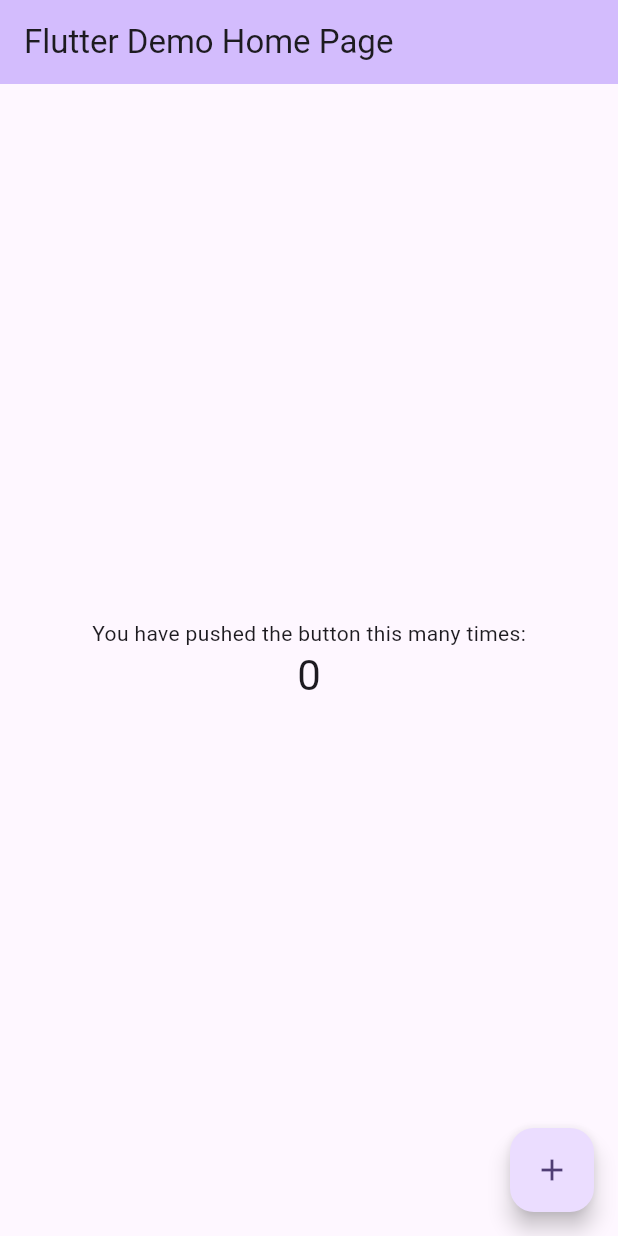
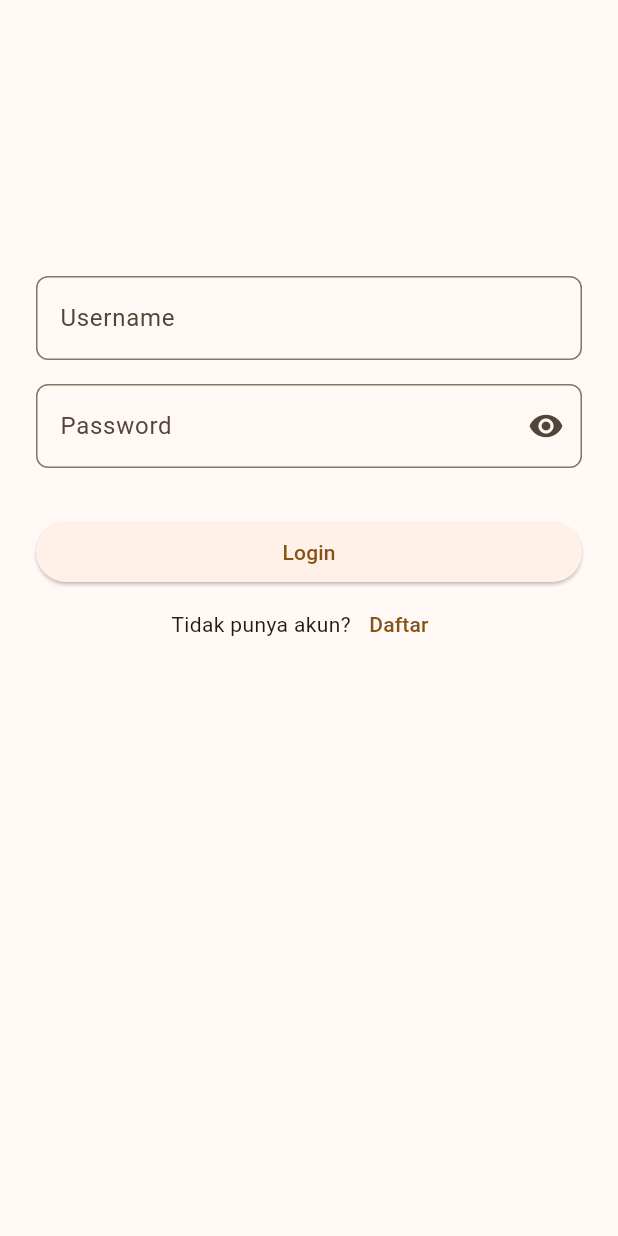
Before and after one commit to Siradrawanp/infodev_app, a Flutter app: the screen it shows after launch, on a phone screen of 412 x 824 dp. Run offline on Flutter 3.47's test engine with Material 2 defaults, Android fonts, the phone set to English and light mode, and no system bars; our stand-ins replace hive_flutter; accounts and stored records are empty.

Commit message:
add login UI & methods

```diff
--- a/lib/main.dart
+++ b/lib/main.dart
@@ -1,125 +1,38 @@
 import 'package:flutter/material.dart';
+import 'package:hive_flutter/hive_flutter.dart';
+import 'package:infodev_app/presentation/pages/home_page.dart';
+import 'package:infodev_app/presentation/pages/signup_page.dart';
 
-void main() {
+import 'presentation/pages/login_page.dart';
+
+void main() async {
+  await _initHive();
   runApp(const MyApp());
+}
+
+Future<void> _initHive() async {
+  await Hive.initFlutter();
+  await Hive.openBox("login");
+  await Hive.openBox("accounts");
 }
 
 class MyApp extends StatelessWidget {
   const MyApp({super.key});
 
-  // This widget is the root of your application.
   @override
   Widget build(BuildContext context) {
     return MaterialApp(
-      title: 'Flutter Demo',
       theme: ThemeData(
-        // This is the theme of your application.
-        //
-        // TRY THIS: Try running your application with "flutter run". You'll see
-        // the application has a blue toolbar. Then, without quitting the app,
-        // try changing the seedColor in the colorScheme below to Colors.green
-        // and then invoke "hot reload" (save your changes or press the "hot
-        // reload" button in a Flutter-supported IDE, or press "r" if you used
-        // the command line to start the app).
-        //
-        // Notice that the counter didn't reset back to zero; the application
-        // state is not lost during the reload. To reset the state, use hot
-        // restart instead.
-        //
-        // This works for code too, not just values: Most code changes can be
-        // tested with just a hot reload.
-        colorScheme: ColorScheme.fromSeed(seedColor: Colors.deepPurple),
+        colorScheme: ColorScheme.fromSeed(seedColor: Colors.orange),
         useMaterial3: true,
       ),
-      home: const MyHomePage(title: 'Flutter Demo Home Page'),
+      debugShowCheckedModeBanner: false,
+      initialRoute: '/loginPage',
+      routes: {
+        '/loginPage':(context) => LoginPage(),
+        '/homePage':(context) => HomePage(),
+        '/signupPage':(context) => SignupPage(),
+      },
     );
   }
 }
-
-class MyHomePage extends StatefulWidget {
-  const MyHomePage({super.key, required this.title});
-
-  // This widget is the home page of your application. It is stateful, meaning
-  // that it has a State object (defined below) that contains fields that affect
-  // how it looks.
-
-  // This class is the configuration for the state. It holds the values (in this
-  // case the title) provided by the parent (in this case the App widget) and
-  // used by the build method of the State. Fields in a Widget subclass are
-  // always marked "final".
-
-  final String title;
-
-  @override
-  State<MyHomePage> createState() => _MyHomePageState();
-}
-
-class _MyHomePageState extends State<MyHomePage> {
-  int _counter = 0;
-
-  void _incrementCounter() {
-    setState(() {
-      // This call to setState tells the Flutter framework that something has
-      // changed in this State, which causes it to rerun the build method below
-      // so that the display can reflect the updated values. If we changed
-      // _counter without calling setState(), then the build method would not be
-      // called again, and so nothing would appear to happen.
-      _counter++;
-    });
-  }
-
-  @override
-  Widget build(BuildContext context) {
-    // This method is rerun every time setState is called, for instance as done
-    // by the _incrementCounter method above.
-    //
-    // The Flutter framework has been optimized to make rerunning build methods
-    // fast, so that you can just rebuild anything that needs updating rather
-    // than having to individually change instances of widgets.
-    return Scaffold(
-      appBar: AppBar(
-        // TRY THIS: Try changing the color here to a specific color (to
-        // Colors.amber, perhaps?) and trigger a hot reload to see the AppBar
-        // change color while the other colors stay the same.
-        backgroundColor: Theme.of(context).colorScheme.inversePrimary,
-        // Here we take the value from the MyHomePage object that was created by
-        // the App.build method, and use it to set our appbar title.
-        title: Text(widget.title),
-      ),
-      body: Center(
-        // Center is a layout widget. It takes a single child and positions it
-        // in the middle of the parent.
-        child: Column(
-          // Column is also a layout widget. It takes a list of children and
-          // arranges them vertically. By default, it sizes itself to fit its
-          // children horizontally, and tries to be as tall as its parent.
-          //
-          // Column has various properties to control how it sizes itself and
-          // how it positions its children. Here we use mainAxisAlignment to
-          // center the children vertically; the main axis here is the vertical
-          // axis because Columns are vertical (the cross axis would be
-          // horizontal).
-          //
-          // TRY THIS: Invoke "debug painting" (choose the "Toggle Debug Paint"
-          // action in the IDE, or press "p" in the console), to see the
-          // wireframe for each widget.
-          mainAxisAlignment: MainAxisAlignment.center,
-          children: <Widget>[
-            const Text(
-              'You have pushed the button this many times:',
-            ),
-            Text(
-              '$_counter',
-              style: Theme.of(context).textTheme.headlineMedium,
-            ),
-          ],
-        ),
-      ),
-      floatingActionButton: FloatingActionButton(
-        onPressed: _incrementCounter,
-        tooltip: 'Increment',
-        child: const Icon(Icons.add),
-      ), // This trailing comma makes auto-formatting nicer for build methods.
-    );
-  }
-}
--- /dev/null
+++ b/lib/presentation/pages/login_page.dart
@@ -0,0 +1,127 @@
+import 'package:flutter/material.dart';
+import 'package:hive_flutter/hive_flutter.dart';
+import 'package:infodev_app/presentation/pages/home_page.dart';
+
+class LoginPage extends StatefulWidget {
+  const LoginPage({super.key});
+
+  @override
+  State<LoginPage> createState() => _LoginPageState();
+}
+
+class _LoginPageState extends State<LoginPage> {
+  final GlobalKey<FormState> _formKey = GlobalKey();
+
+  final TextEditingController _usernameController = TextEditingController();
+  final TextEditingController _passwordController = TextEditingController();
+
+  bool _obscurePass = true;
+  final Box _boxLogin = Hive.box("login");
+  final Box _boxAccounts = Hive.box("accounts");
+
+  @override
+  Widget build(BuildContext context) {
+
+    if (_boxLogin.get("loginStatus") ?? false) {
+      return HomePage();
+    }
+
+    return Scaffold(
+      backgroundColor: Theme.of(context).colorScheme.background,
+      body: Form(
+        key: _formKey,
+        child: SingleChildScrollView(
+          padding: const EdgeInsets.all(24.0),
+          child: Column(
+            children: <Widget>[
+              const SizedBox(height: 160,),
+              TextFormField(
+                controller: _usernameController,
+                decoration: const InputDecoration(
+                  labelText: 'Username',
+                  border: OutlineInputBorder(
+                    borderRadius: BorderRadius.all(Radius.circular(8.0))
+                  ),
+                ),
+                validator: (String? value) {
+                  if (value == null || value.isEmpty) {
+                    return 'Tidak boleh kosong';
+                  } else if (!_boxAccounts.containsKey(value)) {
+                    return 'Pengguna belum terdaftar';
+                  }
+
+                  return null;
+                },
+              ),
+              const SizedBox(height: 16,),
+              TextFormField(
+                controller: _passwordController,
+                obscureText: _obscurePass,
+                decoration: InputDecoration(
+                  labelText: 'Password',
+                  border: const OutlineInputBorder(
+                    borderRadius: BorderRadius.all(Radius.circular(8.0))
+                  ),
+                  suffixIcon: IconButton(
+                    onPressed: () {
+                      setState(() {
+                        _obscurePass = !_obscurePass;
+                      });
+                    },
+                    icon: Icon(Icons.visibility)
+                  ),
+                ),
+                validator: (String? value) {
+                  if (value == null || value.isEmpty) {
+                    return 'Tidak boleh kosong';
+                  } else if (value != _boxAccounts.get(_usernameController.text)) {
+                    return 'Password salah';
+                  }
+
+                  return null;
+                },
+              ),
+              const SizedBox(height: 32.0,),
+              ElevatedButton(
+                onPressed: () {
+                  if (_formKey.currentState?.validate() ?? false) {
+                    _boxLogin.put('loginstatus', true);
+                    _boxLogin.put('userName', _usernameController.text);
+
+                    Navigator.of(context).pushReplacementNamed('./homePage');
+                  }
+                },
+                style: ElevatedButton.styleFrom(
+                  minimumSize: const Size.fromHeight(40.0),
+                  shape: RoundedRectangleBorder(
+                    borderRadius: BorderRadius.circular(32),
+                  )
+                ),
+                child: const Text('Login'),
+              ),
+              Row(
+                mainAxisAlignment: MainAxisAlignment.center,
+                children: <Widget>[
+                  const Text('Tidak punya akun?'),
+                  TextButton(
+                    onPressed: (){
+                      Navigator.of(context).pushNamed('./signupPage');
+                    },
+                    child: const Text('Daftar')
+                  )
+                ],
+              )
+            ],
+          ),
+        )
+      ),
+    );
+  }
+
+  @override
+  void dispose() {
+    _usernameController.dispose();
+    _passwordController.dispose();
+    super.dispose();
+  }
+}
--- a/pubspec.yaml
+++ b/pubspec.yaml
@@ -35,6 +35,8 @@ dependencies:
   # The following adds the Cupertino Icons font to your application.
   # Use with the CupertinoIcons class for iOS style icons.
   cupertino_icons: ^1.0.2
+  hive: ^2.2.3
+  hive_flutter: ^1.1.0
 
 dev_dependencies:
   flutter_test:
```
Also changed, not shown: lib/presentation/pages/home_page.dart (added, +17 -0 lines), lib/presentation/pages/signup_page.dart (added, +44 -0 lines), pubspec.lock, 1 other file.
